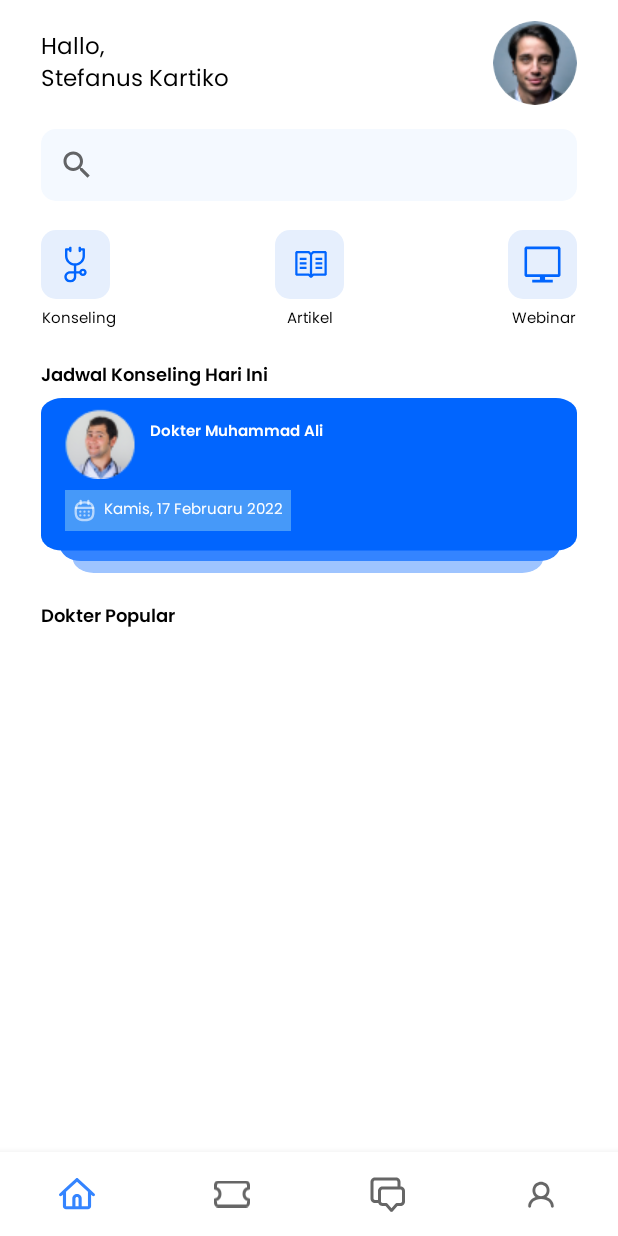
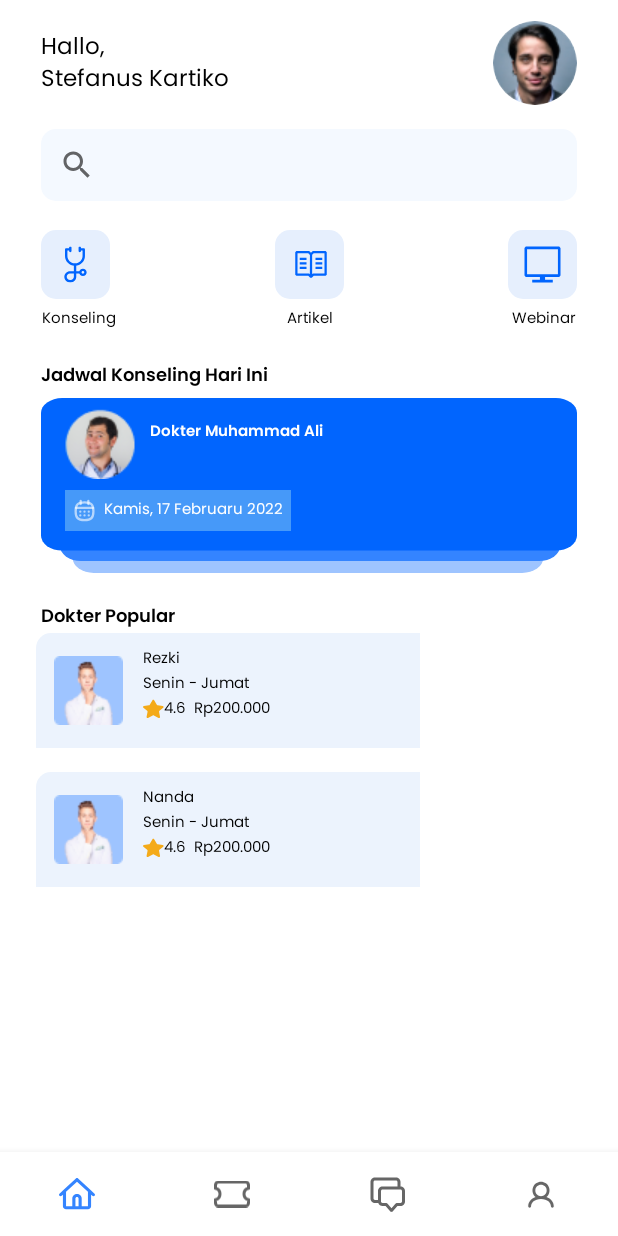
Before and after one commit to mrrezkii/MotionHack_16_e-psyc, an Android app: the DashboardFragment screen opened directly, with no data from a screen before it, on a phone screen of 412 x 824 dp. Run offline under Robolectric (Android 15) with nearby library versions, the phone set to English and light mode, and no system bars; our stand-ins replace CircleImageView, Timber, navigation-ui; libraries missing offline, so code that uses them is left out: org.kodein.di; 4 statements that could not run were skipped.

Commit message:
Add data recyclerview in doctor in dashboard

```diff
--- a/app/src/main/java/com/motionlaboratory/e_psyc/source/model/Doctor.kt
+++ b/app/src/main/java/com/motionlaboratory/e_psyc/source/model/Doctor.kt
@@ -7,3 +7,28 @@ data class Doctor(
     var rate: String? = null,
     var price: String? = null
 )
+
+fun mockDoctor(): ArrayList<Doctor> {
+    val listAdapter: ArrayList<Doctor> = ArrayList()
+    listAdapter.add(
+        Doctor(
+            null,
+            "Rezki",
+            "Senin - Jumat",
+            "4.6",
+            "Rp200.000"
+        )
+    )
+
+    listAdapter.add(
+        Doctor(
+            null,
+            "Nanda",
+            "Senin - Jumat",
+            "4.6",
+            "Rp200.000"
+        )
+    )
+
+    return listAdapter
+}
--- a/app/src/main/java/com/motionlaboratory/e_psyc/ui/dashboard/DashboardFragment.kt
+++ b/app/src/main/java/com/motionlaboratory/e_psyc/ui/dashboard/DashboardFragment.kt
@@ -7,6 +7,9 @@ import android.view.ViewGroup
 import androidx.fragment.app.Fragment
 import androidx.lifecycle.ViewModelProvider
 import com.motionlaboratory.e_psyc.databinding.FragmentDashboardBinding
+import com.motionlaboratory.e_psyc.source.model.Doctor
+import com.motionlaboratory.e_psyc.source.model.mockDoctor
+import com.motionlaboratory.e_psyc.ui.main.DoctorAdapter
 import com.motionlaboratory.e_psyc.ui.main.MainViewModel
 import com.motionlaboratory.e_psyc.utils.observe
 import com.motionlaboratory.e_psyc.utils.showToast
@@ -16,6 +19,7 @@ class DashboardFragment : Fragment() {
 
     private lateinit var binding: FragmentDashboardBinding
     private val viewModel by lazy { ViewModelProvider(requireActivity()).get(MainViewModel::class.java) }
+    private lateinit var adapter: DoctorAdapter
 
     override fun onCreateView(
         inflater: LayoutInflater, container: ViewGroup?,
@@ -30,6 +34,11 @@ class DashboardFragment : Fragment() {
         viewModel.getDoctor()
     }
 
+    override fun onViewCreated(view: View, savedInstanceState: Bundle?) {
+        super.onViewCreated(view, savedInstanceState)
+        setupRecyclerView()
+    }
+
     private fun setupObserver() {
         observe(viewModel.doctors) {
             Timber.e("$it")
@@ -40,4 +49,14 @@ class DashboardFragment : Fragment() {
         }
     }
 
+    private fun setupRecyclerView() {
+        adapter = DoctorAdapter(mockDoctor(), object : DoctorAdapter.OnAdapterListener {
+            override fun onClick(result: Doctor) {
+
+            }
+
+        })
+        binding.listDoctor.adapter = adapter
+    }
+
 }
--- a/app/src/main/res/layout/adapter_doctor.xml
+++ b/app/src/main/res/layout/adapter_doctor.xml
@@ -4,7 +4,8 @@
     xmlns:app="http://schemas.android.com/apk/res-auto"
     android:layout_width="match_parent"
     android:layout_height="wrap_content"
-    app:cardCornerRadius="10dp">
+    app:cardCornerRadius="10dp"
+    app:cardElevation="0dp">
 
     <androidx.constraintlayout.widget.ConstraintLayout
         android:layout_width="wrap_content"
```
